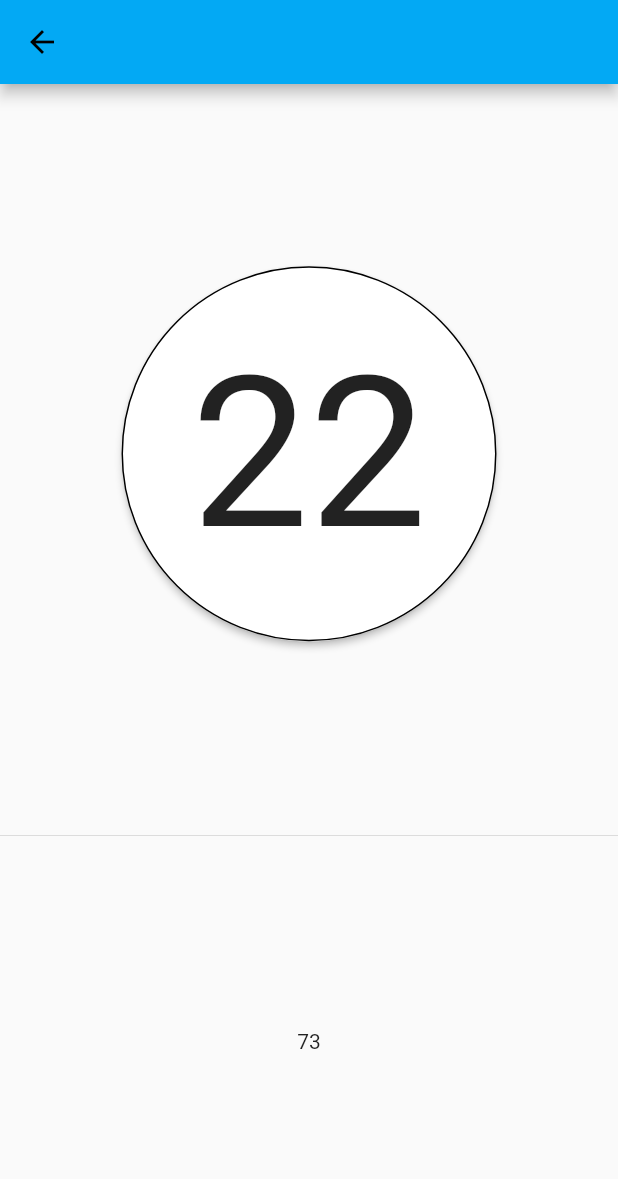
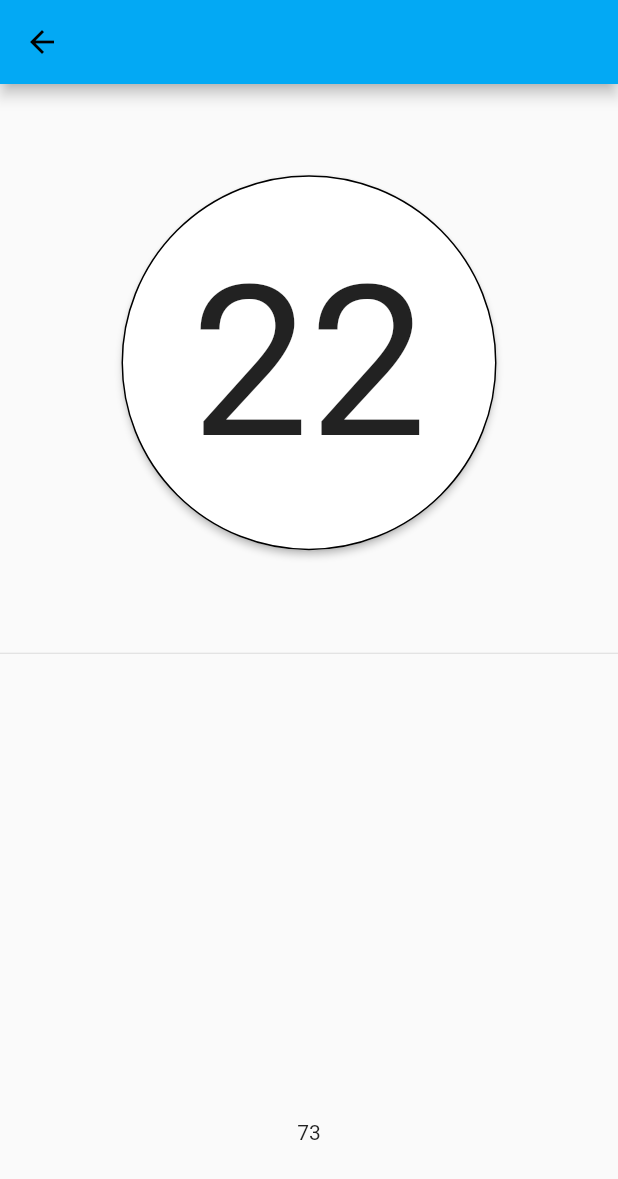
Before and after one commit to 0si43/bingo, a Flutter app: the GamePage screen opened directly, after a tap on an icon or button, on a phone screen of 412 x 824 dp. Shown: the top 1179 px of the screen. Run offline on Flutter 3.47's test engine with Material 2 defaults, Android fonts, the phone set to English and light mode, and no system bars.

Commit message:
既に出た数字を表示する行を作成した

```diff
--- a/lib/game_page.dart
+++ b/lib/game_page.dart
@@ -28,20 +28,34 @@ class _GamePageState extends State<GamePage> {
         mainAxisAlignment: MainAxisAlignment.spaceEvenly,
         children: [
           Center(
-            child: NumberRouletteButton(_numbers[_index].toString(), temp),
+            child:
+                NumberRouletteButton(_numbers[_index].toString(), _tapAction),
           ),
           Divider(),
-          Text(_saved.isEmpty ? "empty" : _saved.last.toString()),
+          _buildRow(1, 15),
+          _buildRow(16, 30),
+          _buildRow(31, 45),
+          _buildRow(46, 60),
+          _buildRow(61, 75),
         ],
       ),
     );
   }
 
-  void temp() {
+  void _tapAction() {
     setState(() {
       var _value = _numbers.removeAt(_index);
       _saved.add(_value);
     });
+  }
+
+  Widget _buildRow(int start, int end) {
+    var _filtered =
+        _saved.where((element) => start <= element && element <= end).toList();
+    _filtered.sort();
+    return Row(
+        mainAxisAlignment: MainAxisAlignment.spaceEvenly,
+        children: _filtered.map((e) => Text(e.toString())).toList());
   }
 }
 
```
